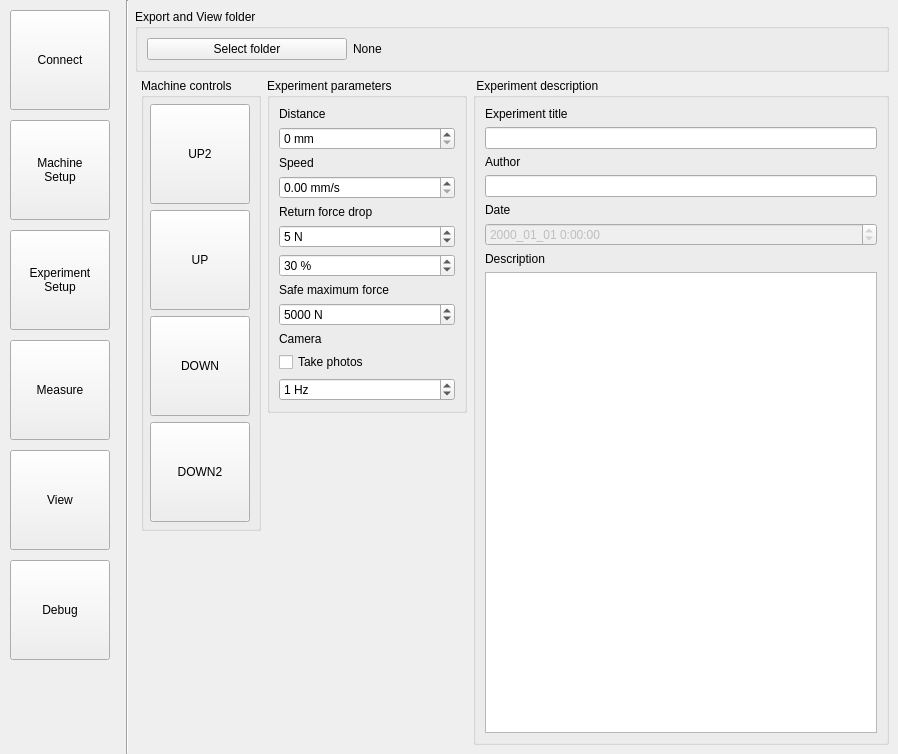
The window that src/main/resources/base/design.ui (OndrejPistora/thymos-loader) describes before a commit, drawn with Qt 5.
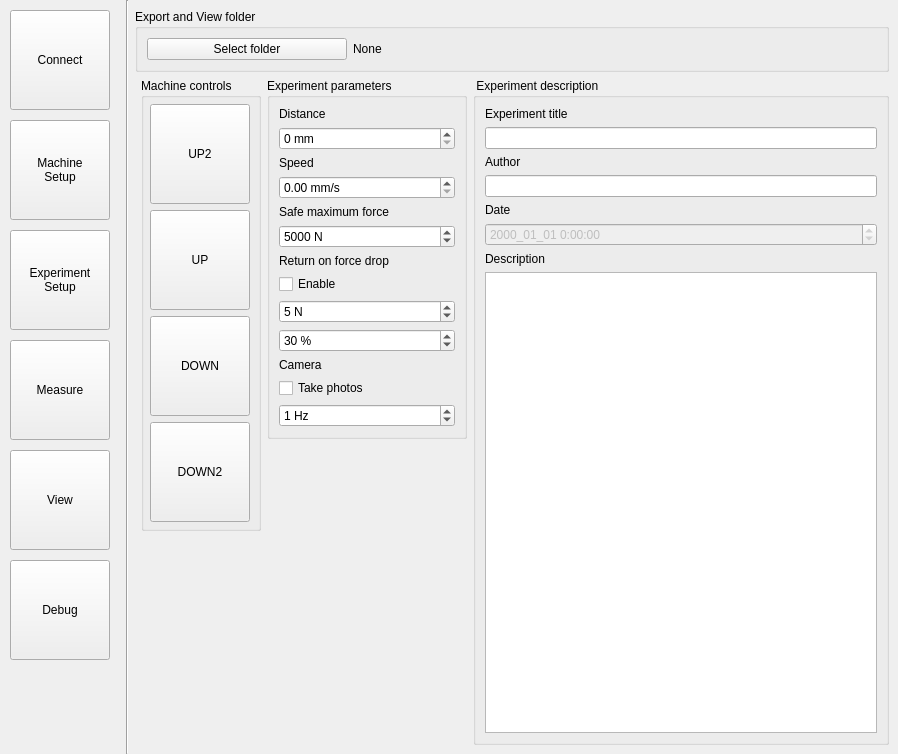
The same window after the commit. The open tabs and pages were chosen to show the change. Custom widgets are drawn as their Qt base class.

Diff of the .ui file:
```diff
--- a/src/main/resources/base/design.ui
+++ b/src/main/resources/base/design.ui
@@ -1095,6 +1095,38 @@
                    </property>
                   </widget>
                  </item>
+                 <item>
+                  <widget class="QLabel" name="label_19">
+                   <property name="sizePolicy">
+                    <sizepolicy hsizetype="Preferred" vsizetype="Maximum">
+                     <horstretch>0</horstretch>
+                     <verstretch>0</verstretch>
+                    </sizepolicy>
+                   </property>
+                   <property name="text">
+                    <string>Safe maximum force</string>
+                   </property>
+                  </widget>
+                 </item>
+                 <item>
+                  <widget class="QDoubleSpinBox" name="numExperimentSafeForce">
+                   <property name="showGroupSeparator" stdset="0">
+                    <bool>false</bool>
+                   </property>
+                   <property name="suffix">
+                    <string> N</string>
+                   </property>
+                   <property name="decimals">
+                    <number>0</number>
+                   </property>
+                   <property name="maximum">
+                    <double>10000.000000000000000</double>
+                   </property>
+                   <property name="value">
+                    <double>5000.000000000000000</double>
+                   </property>
+                  </widget>
+                 </item>
                  <item>
                   <widget class="QLabel" name="label_20">
                    <property name="sizePolicy">
@@ -1104,7 +1136,14 @@
                     </sizepolicy>
                    </property>
                    <property name="text">
-                    <string>Return force drop</string>
+                    <string>Return on force drop</string>
+                   </property>
+                  </widget>
+                 </item>
+                 <item>
+                  <widget class="QCheckBox" name="checkBoxForceDropEnable">
+                   <property name="text">
+                    <string>Enable</string>
                    </property>
                   </widget>
                  </item>
@@ -1155,38 +1194,6 @@
                    </property>
                   </widget>
                  </item>
-                 <item>
-                  <widget class="QLabel" name="label_19">
-                   <property name="sizePolicy">
-                    <sizepolicy hsizetype="Preferred" vsizetype="Maximum">
-                     <horstretch>0</horstretch>
-                     <verstretch>0</verstretch>
-                    </sizepolicy>
-                   </property>
-                   <property name="text">
-                    <string>Safe maximum force</string>
-                   </property>
-                  </widget>
-                 </item>
-                 <item>
-                  <widget class="QDoubleSpinBox" name="numExperimentSafeForce">
-                   <property name="showGroupSeparator" stdset="0">
-                    <bool>false</bool>
-                   </property>
-                   <property name="suffix">
-                    <string> N</string>
-                   </property>
-                   <property name="decimals">
-                    <number>0</number>
-                   </property>
-                   <property name="maximum">
-                    <double>10000.000000000000000</double>
-                   </property>
-                   <property name="value">
-                    <double>5000.000000000000000</double>
-                   </property>
-                  </widget>
-                 </item>
                  <item>
                   <widget class="QLabel" name="label_21">
                    <property name="sizePolicy">
```
Left out of the diff: 7 changed lines with no effect on the pictures.
